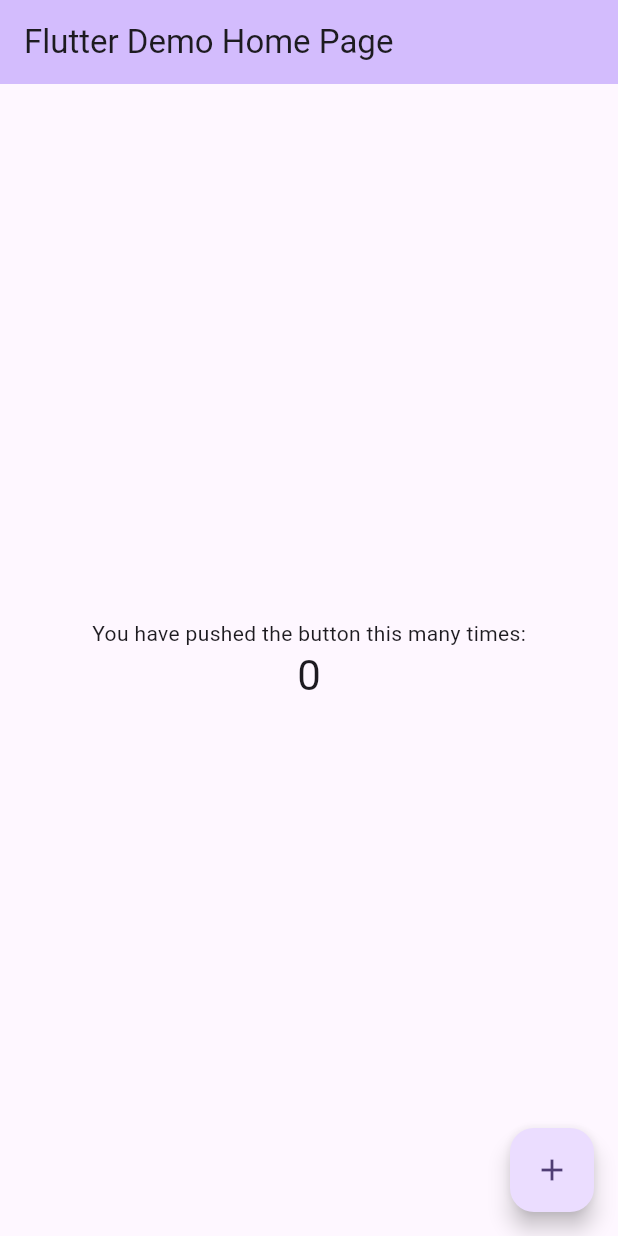
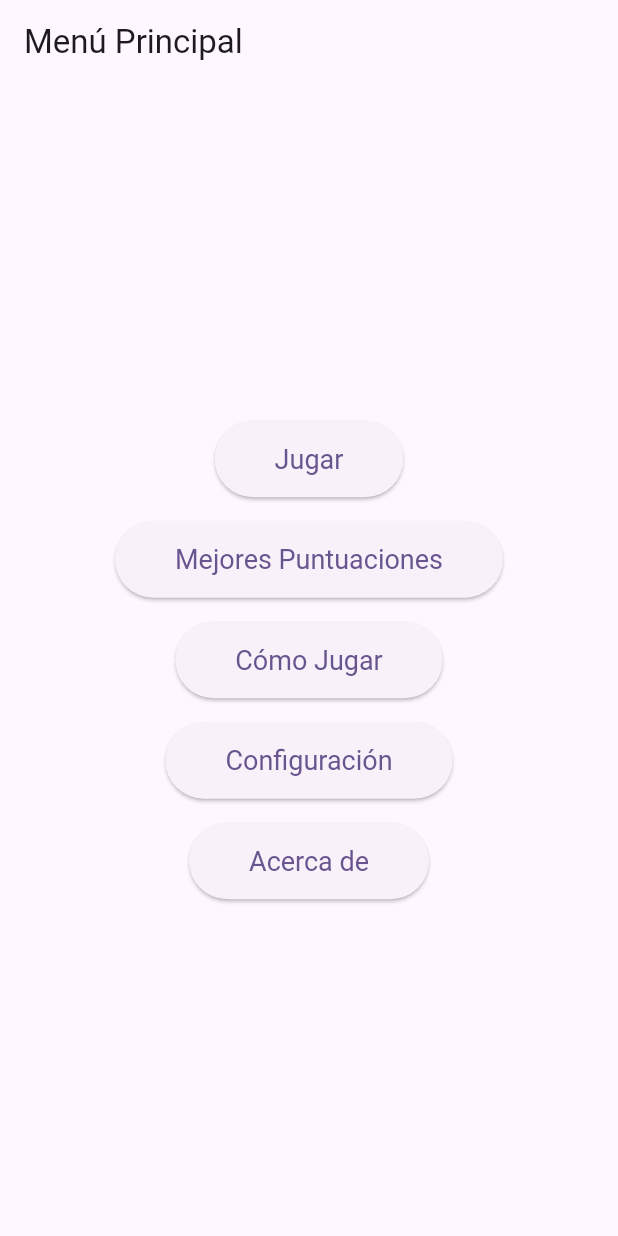
Before and after one commit to Gennalop/LP-Videogame, a Flutter app: the screen it shows after launch, on a phone screen of 412 x 824 dp. Run offline on Flutter 3.47's test engine with Material 3 defaults, Android fonts, the light colour scheme and no system bars.

Commit message:
Plantilla de la interfaz

```diff
--- a/frontend/lib/main.dart
+++ b/frontend/lib/main.dart
@@ -1,4 +1,5 @@
 import 'package:flutter/material.dart';
+import 'package:frontend/screens/splash_screen.dart';
 
 void main() {
   runApp(const ReciclajeGameApp());
@@ -7,7 +8,6 @@ void main() {
 class ReciclajeGameApp extends StatelessWidget {
   const ReciclajeGameApp({super.key});
 
-  // This widget is the root of your application.
   @override
   Widget build(BuildContext context) {
     return MaterialApp(
@@ -15,93 +15,8 @@ class ReciclajeGameApp extends StatelessWidget {
       theme: ThemeData(
         colorScheme: ColorScheme.fromSeed(seedColor: Colors.deepPurple),
       ),
-      home: const MyHomePage(title: 'Flutter Demo Home Page'),
+      debugShowCheckedModeBanner: false,
+      home: const SplashScreen(),
     );
   }
 }
-
-class MyHomePage extends StatefulWidget {
-  const MyHomePage({super.key, required this.title});
-
-  // This widget is the home page of your application. It is stateful, meaning
-  // that it has a State object (defined below) that contains fields that affect
-  // how it looks.
-
-  // This class is the configuration for the state. It holds the values (in this
-  // case the title) provided by the parent (in this case the App widget) and
-  // used by the build method of the State. Fields in a Widget subclass are
-  // always marked "final".
-
-  final String title;
-
-  @override
-  State<MyHomePage> createState() => _MyHomePageState();
-}
-
-class _MyHomePageState extends State<MyHomePage> {
-  int _counter = 0;
-
-  void _incrementCounter() {
-    setState(() {
-      // This call to setState tells the Flutter framework that something has
-      // changed in this State, which causes it to rerun the build method below
-      // so that the display can reflect the updated values. If we changed
-      // _counter without calling setState(), then the build method would not be
-      // called again, and so nothing would appear to happen.
-      _counter++;
-    });
-  }
-
-  @override
-  Widget build(BuildContext context) {
-    // This method is rerun every time setState is called, for instance as done
-    // by the _incrementCounter method above.
-    //
-    // The Flutter framework has been optimized to make rerunning build methods
-    // fast, so that you can just rebuild anything that needs updating rather
-    // than having to individually change instances of widgets.
-    return Scaffold(
-      appBar: AppBar(
-        // TRY THIS: Try changing the color here to a specific color (to
-        // Colors.amber, perhaps?) and trigger a hot reload to see the AppBar
-        // change color while the other colors stay the same.
-        backgroundColor: Theme.of(context).colorScheme.inversePrimary,
-        // Here we take the value from the MyHomePage object that was created by
-        // the App.build method, and use it to set our appbar title.
-        title: Text(widget.title),
-      ),
-      body: Center(
-        // Center is a layout widget. It takes a single child and positions it
-        // in the middle of the parent.
-        child: Column(
-          // Column is also a layout widget. It takes a list of children and
-          // arranges them vertically. By default, it sizes itself to fit its
-          // children horizontally, and tries to be as tall as its parent.
-          //
-          // Column has various properties to control how it sizes itself and
-          // how it positions its children. Here we use mainAxisAlignment to
-          // center the children vertically; the main axis here is the vertical
-          // axis because Columns are vertical (the cross axis would be
-          // horizontal).
-          //
-          // TRY THIS: Invoke "debug painting" (choose the "Toggle Debug Paint"
-          // action in the IDE, or press "p" in the console), to see the
-          // wireframe for each widget.
-          mainAxisAlignment: MainAxisAlignment.center,
-          children: <Widget>[
-            const Text('You have pushed the button this many times:'),
-            Text(
-              '$_counter',
-              style: Theme.of(context).textTheme.headlineMedium,
-            ),
-          ],
-        ),
-      ),
-      floatingActionButton: FloatingActionButton(
-        onPressed: _incrementCounter,
-        tooltip: 'Increment',
-        child: const Icon(Icons.add),
-      ), // This trailing comma makes auto-formatting nicer for build methods.
-    );
-  }
-}
--- /dev/null
+++ b/frontend/lib/screens/main_menu.dart
@@ -0,0 +1,30 @@
+import 'package:flutter/material.dart';
+import '../widgets/menu_button.dart';
+import 'pages/jugar_page.dart';
+import 'pages/puntuaciones_page.dart';
+import 'pages/comojugar_page.dart';
+import 'pages/configuracion_page.dart';
+import 'pages/acercade_page.dart';
+
+class MainMenu extends StatelessWidget {
+  const MainMenu({super.key});
+
+  @override
+  Widget build(BuildContext context) {
+    return Scaffold(
+      appBar: AppBar(title: const Text("Menú Principal")),
+      body: Center(
+        child: Column(
+          mainAxisAlignment: MainAxisAlignment.center,
+          children: [
+            MenuButton(text: "Jugar", page: const JugarPage()),
+            MenuButton(text: "Mejores Puntuaciones", page: const PuntuacionesPage()),
+            MenuButton(text: "Cómo Jugar", page: const ComojugarPage()),
+            MenuButton(text: "Configuración", page: const ConfiguracionPage()),
+            MenuButton(text: "Acerca de", page: const AcercadePage()),
+          ],
+        ),
+      ),
+    );
+  }
+}
--- /dev/null
+++ b/frontend/lib/widgets/menu_button.dart
@@ -0,0 +1,28 @@
+import 'package:flutter/material.dart';
+
+class MenuButton extends StatelessWidget {
+  final String text;
+  final Widget page;
+
+  const MenuButton({super.key, required this.text, required this.page});
+
+  @override
+  Widget build(BuildContext context) {
+    return Padding(
+      padding: const EdgeInsets.symmetric(vertical: 8.0),
+      child: ElevatedButton(
+        style: ElevatedButton.styleFrom(
+          padding: const EdgeInsets.symmetric(horizontal: 40, vertical: 15),
+          textStyle: const TextStyle(fontSize: 18),
+        ),
+        onPressed: () {
+          Navigator.push(
+            context,
+            MaterialPageRoute(builder: (_) => page),
+          );
+        },
+        child: Text(text),
+      ),
+    );
+  }
+}
```
Also changed, not shown: frontend/lib/screens/pages/acercade_page.dart (added, +18 -0 lines), frontend/lib/screens/pages/comojugar_page.dart (added, +18 -0 lines), frontend/lib/screens/pages/configuracion_page.dart (added, +18 -0 lines), frontend/lib/screens/pages/jugar_page.dart (added, +18 -0 lines), frontend/lib/screens/pages/puntuaciones_page.dart (added, +18 -0 lines), frontend/lib/screens/splash_screen.dart (added, +39 -0 lines).
